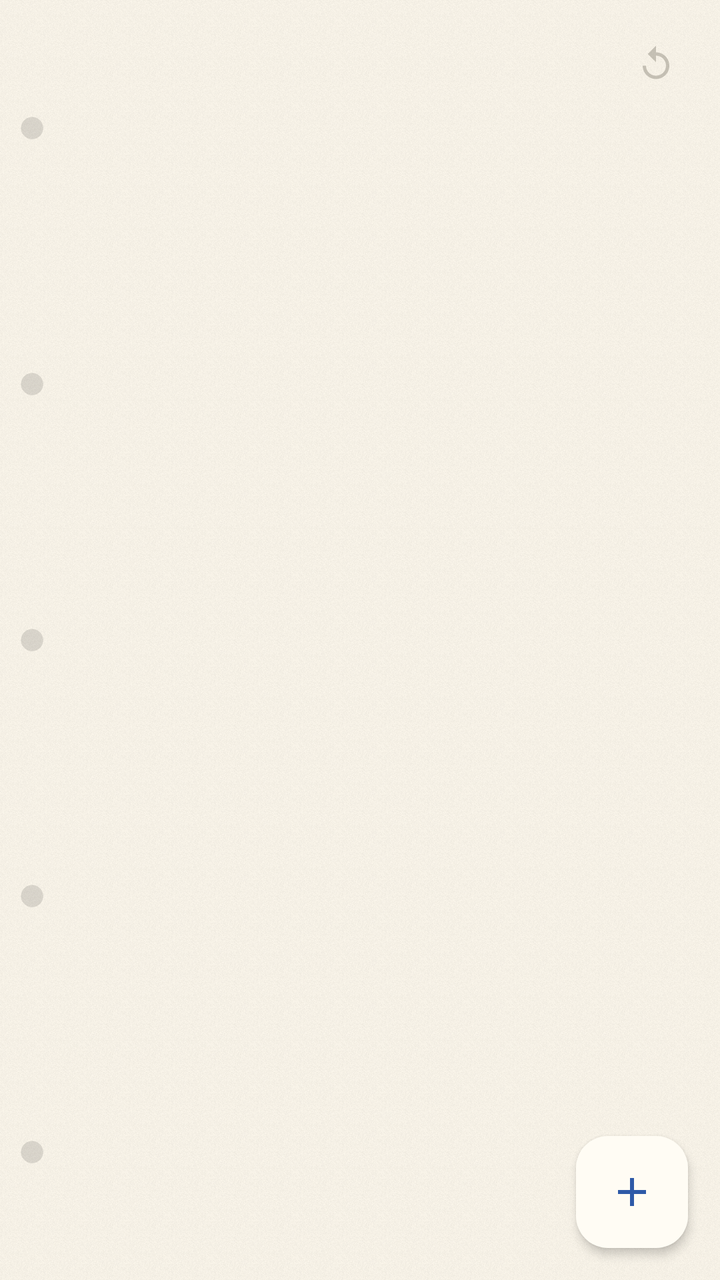
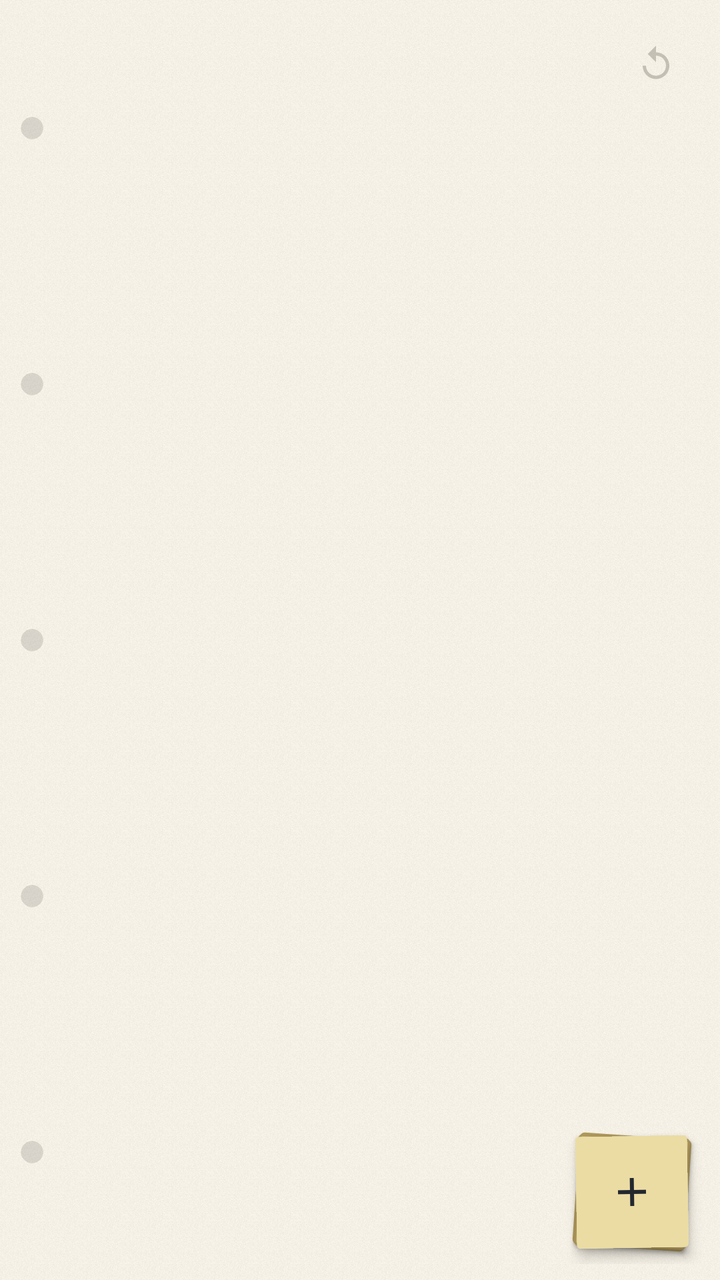

The first picture is an Android layout as it rendered before a commit; the second is the same layout after the commit. The layout source and the unified diff follow.
<!-- AndroidManifest.xml: application theme Theme.ToDoList -->
<!-- res/layout/activity_todo_lists.xml -->
<?xml version="1.0" encoding="utf-8"?>
<androidx.coordinatorlayout.widget.CoordinatorLayout
    xmlns:android="http://schemas.android.com/apk/res/android"
    xmlns:app="http://schemas.android.com/apk/res-auto"
    android:layout_width="match_parent"
    android:layout_height="match_parent"
    android:fitsSystemWindows="true">

    <LinearLayout
        android:layout_width="match_parent"
        android:layout_height="match_parent"
        android:orientation="vertical">

        <include
            android:id="@+id/inlineAddListRow"
            layout="@layout/item_todo_list_inline_add"
            android:visibility="gone" />

        <View
            android:id="@+id/inlineAddListDivider"
            android:layout_width="match_parent"
            android:layout_height="@dimen/paper_rule_height"
            android:layout_marginStart="@dimen/paper_gutter_width"
            android:background="@color/paper_rule"
            android:visibility="gone" />

        <androidx.recyclerview.widget.RecyclerView
            android:id="@+id/recyclerViewLists"
            android:layout_width="match_parent"
            android:layout_height="0dp"
            android:layout_weight="1"
            android:clipToPadding="false"
            android:paddingStart="@dimen/list_horizontal_inset"
            android:paddingEnd="@dimen/list_horizontal_inset"
            android:paddingTop="64dp"
            android:paddingBottom="88dp" />

    </LinearLayout>

    <com.google.android.material.button.MaterialButton
        android:id="@+id/btnReplayTutorial"
        style="@style/Widget.Material3.Button.IconButton"
        android:layout_width="48dp"
        android:layout_height="48dp"
        android:layout_gravity="top|end"
        android:layout_margin="8dp"
        android:alpha="0.45"
        android:contentDescription="@string/replay_tutorial"
        app:icon="@drawable/ic_replay"
        app:iconTint="?attr/colorOutline" />

    <com.google.android.material.floatingactionbutton.FloatingActionButton
        android:id="@+id/fabAddList"
        android:layout_width="wrap_content"
        android:layout_height="wrap_content"
        android:layout_gravity="bottom|end"
        android:layout_margin="16dp"
        android:contentDescription="@string/add_list_fab_description"
        android:foreground="@drawable/fab_paper_outline"
        app:backgroundTint="@color/paper_sheet"
        app:elevation="3dp"
        app:shapeAppearanceOverlay="@style/ShapeAppearance.Paper.Chip"
        app:srcCompat="@drawable/ic_add"
        app:tint="?attr/colorPrimary" />

</androidx.coordinatorlayout.widget.CoordinatorLayout>
<!-- res/layout/item_todo_list_inline_add.xml (included above) -->
<?xml version="1.0" encoding="utf-8"?>
<LinearLayout
    xmlns:android="http://schemas.android.com/apk/res/android"
    xmlns:app="http://schemas.android.com/apk/res-auto"
    android:layout_width="match_parent"
    android:layout_height="wrap_content"
    android:orientation="vertical">

    <LinearLayout
        android:layout_width="match_parent"
        android:layout_height="wrap_content"
        android:orientation="horizontal"
        android:gravity="center_vertical"
        android:minHeight="56dp"
        android:paddingStart="@dimen/paper_gutter_width"
        android:paddingEnd="4dp"
        android:paddingTop="4dp"
        android:paddingBottom="4dp">

        <com.google.android.material.button.MaterialButton
            android:id="@+id/btnListInlineCancel"
            style="@style/Widget.Material3.Button.IconButton"
            android:layout_width="48dp"
            android:layout_height="48dp"
            android:contentDescription="@string/cancel"
            app:icon="@drawable/ic_close"
            app:iconTint="?attr/colorPrimary" />

        <com.google.android.material.textfield.TextInputEditText
            android:id="@+id/editListInlineAdd"
            android:layout_width="0dp"
            android:layout_height="wrap_content"
            android:layout_weight="1"
            android:background="@null"
            android:hint="@string/list_name_hint"
            android:imeOptions="actionDone"
            android:inputType="textCapSentences"
            android:maxLines="1"
            android:paddingStart="0dp"
            android:paddingEnd="0dp"
            android:textAppearance="?attr/textAppearanceBodyMedium"
            android:textColor="?attr/colorOnSurface" />

        <com.google.android.material.button.MaterialButton
            android:id="@+id/btnListInlineDate"
            style="@style/Widget.Material3.Button.IconButton"
            android:layout_width="48dp"
            android:layout_height="48dp"
            android:contentDescription="@string/set_target_date"
            app:icon="@drawable/ic_event_add"
            app:iconTint="?attr/colorOnSurfaceVariant" />

        <com.google.android.material.button.MaterialButton
            android:id="@+id/btnListInlineDueDate"
            style="@style/Widget.Material3.Button.IconButton"
            android:layout_width="48dp"
            android:layout_height="48dp"
            android:contentDescription="@string/set_due_date"
            app:icon="@drawable/ic_alarm"
            app:iconTint="?attr/colorOnSurfaceVariant" />

        <com.google.android.material.button.MaterialButton
            android:id="@+id/btnListInlineSubmit"
            style="@style/Widget.Material3.Button.IconButton"
            android:layout_width="48dp"
            android:layout_height="48dp"
            android:contentDescription="@string/create_list"
            app:icon="@drawable/ic_check"
            app:iconTint="?attr/colorPrimary" />

    </LinearLayout>

</LinearLayout>
<!-- resources referenced by this layout -->
<resources>
  <color name="paper_rule">#D5CCB6</color>
  <color name="paper_sheet">#FFFCF4</color>
  <dimen name="list_horizontal_inset">0dp</dimen>
  <dimen name="paper_gutter_width">40dp</dimen>
  <dimen name="paper_rule_height">1dp</dimen>
  <!-- drawable fab_paper_outline (drawable) -->
  <?xml version="1.0" encoding="utf-8"?>
  <shape
      xmlns:android="http://schemas.android.com/apk/res/android"
      android:shape="rectangle">
      <solid android:color="@android:color/transparent" />
      <stroke
          android:width="1.5dp"
          android:color="@color/ink" />
      <corners android:radius="16dp" />
  </shape>
  <string name="add_list_fab_description">Create new list</string>
  <string name="cancel">Cancel</string>
  <string name="create_list">Create list</string>
  <string name="list_name_hint">…</string>
  <string name="replay_tutorial">Replay tutorial</string>
  <string name="set_due_date">Set due date</string>
  <string name="set_target_date">Set target date</string>
  <style name="ShapeAppearance.Paper.Chip" parent="">
          <item name="cornerFamily">rounded</item>
          <item name="cornerSize">16dp</item>
      </style>
  <color name="ink">#23282F</color>
  <color name="ink_blue">#2E5AA8</color>
  <color name="paper">#FAF5EA</color>
  <color name="ink_blue_pale">#DEE5F2</color>
  <color name="ink_blue_deep">#16305C</color>
  <color name="pencil">#8A8578</color>
  <color name="paper_shade_deep">#EFE7D5</color>
  <color name="ink_soft">#5C6068</color>
  <color name="paper_shade">#F5EFE1</color>
  <color name="ink_red">#A8392F</color>
  <color name="ink_red_wash">#F1DDD4</color>
  <color name="ink_red_deep">#5A1E18</color>
  <color name="ink_blue_faded">#A8C0E8</color>
  <color name="paper_sunken">#E7DEC8</color>
  <color name="ink_amber">#B4761E</color>
  <color name="paper_grain_tint">#66000000</color>
  <color name="paper_hole_tint">#1F000000</color>
  <style name="MaterialAlertDialog.Paper" parent="MaterialAlertDialog.Material3">
          <item name="backgroundTint">@color/paper_sheet</item>
          <item name="shapeAppearanceOverlay">@style/ShapeAppearance.Paper.Chip</item>
      </style>
  <!-- unchanged entries left out for length: 11 -->
</resources>

<!-- the commit's change to res/layout/activity_todo_lists.xml (unified diff, before → after) -->
@@ -49,19 +49,63 @@
         app:icon="@drawable/ic_replay"
         app:iconTint="?attr/colorOutline" />
 
-    <com.google.android.material.floatingactionbutton.FloatingActionButton
-        android:id="@+id/fabAddList"
-        android:layout_width="wrap_content"
-        android:layout_height="wrap_content"
+    <FrameLayout
+        android:id="@+id/stickyNotePad"
+        android:layout_width="@dimen/sticky_note_pad_size"
+        android:layout_height="@dimen/sticky_note_pad_size"
         android:layout_gravity="bottom|end"
-        android:layout_margin="16dp"
-        android:contentDescription="@string/add_list_fab_description"
-        android:foreground="@drawable/fab_paper_outline"
-        app:backgroundTint="@color/paper_sheet"
-        app:elevation="3dp"
-        app:shapeAppearanceOverlay="@style/ShapeAppearance.Paper.Chip"
-        app:srcCompat="@drawable/ic_add"
-        app:tint="?attr/colorPrimary" />
+        android:layout_margin="8dp"
+        android:clipChildren="false"
+        android:clipToPadding="false">
+
+        <View
+            android:id="@+id/stickyNoteBack"
+            android:layout_width="@dimen/sticky_note_sheet_size"
+            android:layout_height="@dimen/sticky_note_sheet_size"
+            android:layout_gravity="center"
+            android:background="@drawable/sticky_note_sheet_back"
+            android:elevation="1dp"
+            android:rotation="4" />
+
+        <View
+            android:id="@+id/stickyNoteMid"
+            android:layout_width="@dimen/sticky_note_sheet_size"
+            android:layout_height="@dimen/sticky_note_sheet_size"
+            android:layout_gravity="center"
+            android:background="@drawable/sticky_note_sheet_mid"
+            android:elevation="2dp"
+            android:rotation="2" />
+
+        <com.google.android.material.floatingactionbutton.FloatingActionButton
+            android:id="@+id/fabAddList"
+            android:layout_width="@dimen/sticky_note_sheet_size"
+            android:layout_height="@dimen/sticky_note_sheet_size"
+            android:layout_gravity="center"
+            android:contentDescription="@string/add_list_fab_description"
+            android:foreground="@drawable/sticky_note_edge"
+            android:rotation="-1"
+            app:backgroundTint="@color/sticky_note"
+            app:elevation="4dp"
+            app:shapeAppearanceOverlay="@style/ShapeAppearance.Paper.Sticky"
+            app:srcCompat="@drawable/ic_add"
+            app:tint="@color/ink" />
+
+        <ImageView
+            android:id="@+id/stickyNotePeel"
+            android:layout_width="@dimen/sticky_note_sheet_size"
+            android:layout_height="@dimen/sticky_note_sheet_size"
+            android:layout_gravity="center"
+            android:background="@drawable/sticky_note_sheet_top"
+            android:contentDescription="@string/add_list_fab_description"
+            android:elevation="6dp"
+            android:importantForAccessibility="no"
+            android:rotation="-1"
+            android:scaleType="center"
+            android:src="@drawable/ic_add"
+            android:tint="@color/ink"
+            android:visibility="gone" />
+
+    </FrameLayout>
 
 </androidx.coordinatorlayout.widget.CoordinatorLayout>
 <!-- res/layout/item_todo_list_inline_add.xml (included above) -->
<!-- resource entries referenced after the edit -->
@@ -1,20 +1,56 @@
 <!-- resources referenced by this layout -->
 <resources>
   <color name="paper_rule">#D5CCB6</color>
+  <color name="sticky_note">#EBDCA4</color>
   <color name="paper_sheet">#FFFCF4</color>
   <dimen name="list_horizontal_inset">0dp</dimen>
   <dimen name="paper_gutter_width">40dp</dimen>
   <dimen name="paper_rule_height">1dp</dimen>
-  <!-- drawable fab_paper_outline (drawable) -->
+  <dimen name="sticky_note_pad_size">72dp</dimen>
+  <dimen name="sticky_note_sheet_size">56dp</dimen>
+  <!-- drawable sticky_note_edge (drawable) -->
   <?xml version="1.0" encoding="utf-8"?>
   <shape
       xmlns:android="http://schemas.android.com/apk/res/android"
       android:shape="rectangle">
       <solid android:color="@android:color/transparent" />
       <stroke
-          android:width="1.5dp"
-          android:color="@color/ink" />
-      <corners android:radius="16dp" />
+          android:width="1dp"
+          android:color="@color/sticky_note_edge" />
+      <corners android:radius="@dimen/sticky_note_corner" />
+  </shape>
+  <!-- drawable sticky_note_sheet_back (drawable) -->
+  <?xml version="1.0" encoding="utf-8"?>
+  <shape
+      xmlns:android="http://schemas.android.com/apk/res/android"
+      android:shape="rectangle">
+      <solid android:color="@color/sticky_note_back" />
+      <stroke
+          android:width="1dp"
+          android:color="@color/sticky_note_edge" />
+      <corners android:radius="@dimen/sticky_note_corner" />
+  </shape>
+  <!-- drawable sticky_note_sheet_mid (drawable) -->
+  <?xml version="1.0" encoding="utf-8"?>
+  <shape
+      xmlns:android="http://schemas.android.com/apk/res/android"
+      android:shape="rectangle">
+      <solid android:color="@color/sticky_note_mid" />
+      <stroke
+          android:width="1dp"
+          android:color="@color/sticky_note_edge" />
+      <corners android:radius="@dimen/sticky_note_corner" />
+  </shape>
+  <!-- drawable sticky_note_sheet_top (drawable) -->
+  <?xml version="1.0" encoding="utf-8"?>
+  <shape
+      xmlns:android="http://schemas.android.com/apk/res/android"
+      android:shape="rectangle">
+      <solid android:color="@color/sticky_note" />
+      <stroke
+          android:width="1dp"
+          android:color="@color/sticky_note_edge" />
+      <corners android:radius="@dimen/sticky_note_corner" />
   </shape>
   <string name="add_list_fab_description">Create new list</string>
   <string name="cancel">Cancel</string>
@@ -23,6 +59,14 @@
   <string name="replay_tutorial">Replay tutorial</string>
   <string name="set_due_date">Set due date</string>
   <string name="set_target_date">Set target date</string>
+  <style name="ShapeAppearance.Paper.Sticky" parent="">
+          <item name="cornerFamily">rounded</item>
+          <item name="cornerSize">@dimen/sticky_note_corner</item>
+      </style>
+  <color name="sticky_note_edge">#B0995C</color>
+  <dimen name="sticky_note_corner">2dp</dimen>
+  <color name="sticky_note_back">#CBB97C</color>
+  <color name="sticky_note_mid">#DCCB90</color>
   <style name="ShapeAppearance.Paper.Chip" parent="">
           <item name="cornerFamily">rounded</item>
           <item name="cornerSize">16dp</item>
